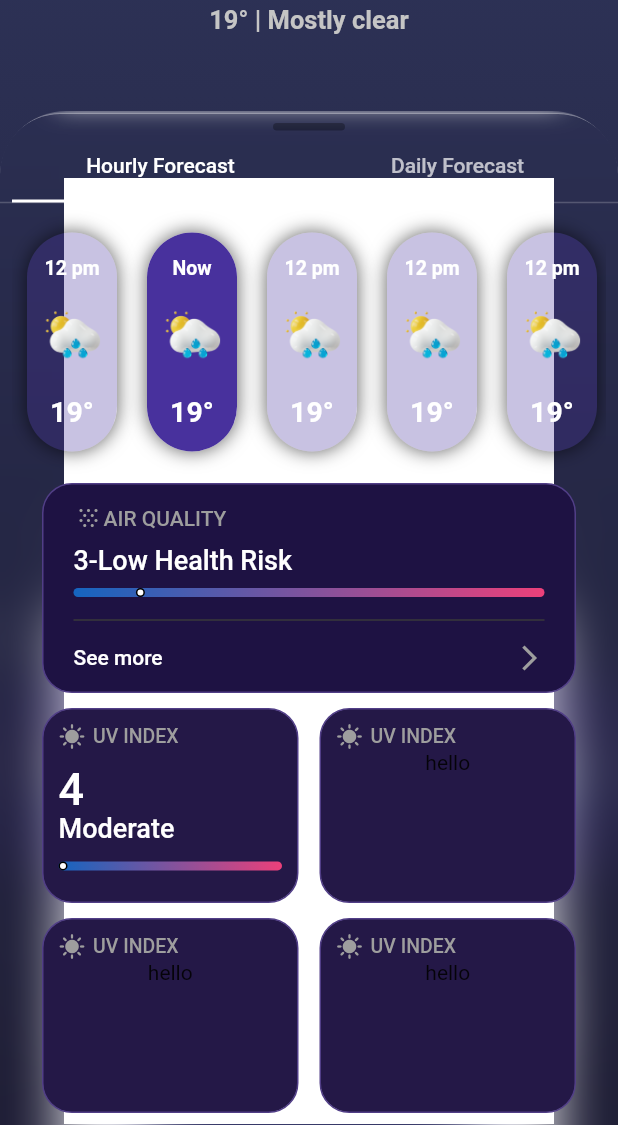
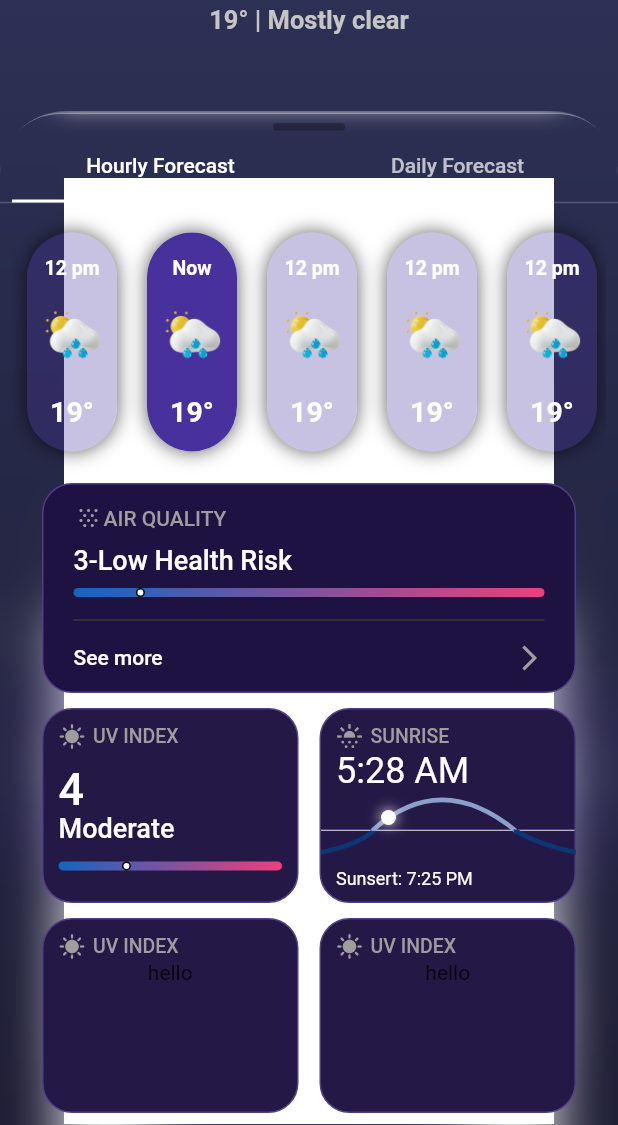
Before and after one commit to Sanjarbek17/weather_app, a Flutter app: the screen it shows after launch, item 2 of the bottom bar chosen, on a phone screen of 412 x 824 dp, the part 111-1236 px from its top. Run offline on Flutter 3.47's test engine with Material 2 defaults, Android fonts, the phone set to English and light mode, and no system bars; drawn by our look-alikes of blurrycontainer; our stand-ins replace flutter_svg.

Commit message:
sunrise custom paint

```diff
--- a/lib/screens/forecast_screen.dart
+++ b/lib/screens/forecast_screen.dart
@@ -1,12 +1,21 @@
 import 'package:blurrycontainer/blurrycontainer.dart';
 import 'package:flutter/material.dart';
+import 'package:weather_app/paints/sunny_painter.dart';
 
 import '../widgets/forecast_widget.dart';
 
-class ForecastPage extends StatelessWidget {
+class ForecastPage extends StatefulWidget {
   const ForecastPage({
     super.key,
   });
+
+  @override
+  State<ForecastPage> createState() => _ForecastPageState();
+}
+
+class _ForecastPageState extends State<ForecastPage> {
+  double width = 150;
+  double height = 40;
 
   @override
   Widget build(BuildContext context) {
@@ -62,6 +71,7 @@ class ForecastPage extends StatelessWidget {
                             ),
                           ),
                           Positioned(
+                            // TODO: chagne this to air quality index
                             left: 320 * 0.13,
                             child: Container(
                                 height: 6,
@@ -97,14 +107,8 @@ class ForecastPage extends StatelessWidget {
                           mainAxisAlignment: MainAxisAlignment.spaceEvenly,
                           crossAxisAlignment: CrossAxisAlignment.start,
                           children: [
-                            const Text(
-                              '4',
-                              style: TextStyle(color: Colors.white, fontSize: 30, fontWeight: FontWeight.w500, height: 0.9),
-                            ),
-                            const Text(
-                              'Moderate',
-                              style: TextStyle(color: Colors.white, fontSize: 18, fontWeight: FontWeight.w500, height: 0.01),
-                            ),
+                            const Text('4', style: TextStyle(color: Colors.white, fontSize: 30, fontWeight: FontWeight.w500, height: 0.9)),
+                            const Text('Moderate', style: TextStyle(color: Colors.white, fontSize: 18, fontWeight: FontWeight.w500, height: 0.01)),
                             Stack(children: [
                               Container(
                                 height: 6,
@@ -118,15 +122,9 @@ class ForecastPage extends StatelessWidget {
                                 ),
                               ),
                               Positioned(
-                                left: 141 * 0.0,
-                                child: Container(
-                                    height: 6,
-                                    width: 6,
-                                    decoration: BoxDecoration(
-                                      border: Border.all(color: Colors.black, width: 1),
-                                      color: Colors.white,
-                                      borderRadius: BorderRadius.circular(50),
-                                    )),
+                                // TODO: change this to uv index variebale
+                                left: 141 * 0.3,
+                                child: Container(height: 6, width: 6, decoration: BoxDecoration(border: Border.all(color: Colors.black, width: 1), color: Colors.white, borderRadius: BorderRadius.circular(50))),
                               )
                             ]),
                           ],
@@ -134,9 +132,38 @@ class ForecastPage extends StatelessWidget {
                       ),
                       customCards(
                         context,
-                        title: 'UV INDEX',
-                        icon: Icons.sunny,
-                        child: const Text('hello'),
+                        title: 'SUNRISE',
+                        icon: Icons.sunny_snowing,
+                        child: Column(
+                          crossAxisAlignment: CrossAxisAlignment.start,
+                          mainAxisAlignment: MainAxisAlignment.spaceBetween,
+                          children: [
+                            const Text('5:28 AM', style: TextStyle(color: Colors.white, fontSize: 24)),
+                            Expanded(
+                              child: CustomPaint(
+                                painter: SunnyPainter(),
+                                child: Stack(
+                                  children: [
+                                    Transform.translate(
+                                      offset: Offset(width * 0.2, height * 0.3),
+                                      child: Row(
+                                        children: [
+                                          Container(
+                                            width: 10,
+                                            height: 10,
+                                            decoration: BoxDecoration(borderRadius: BorderRadius.circular(50), color: Colors.white, boxShadow: const [BoxShadow(color: Colors.white, blurRadius: 7)]),
+                                          ),
+                                        ],
+                                      ),
+                                    ),
+                                  ],
+                                ),
+                              ),
+                            ),
+                            const Text('Sunsert: 7:25 PM', style: TextStyle(color: Colors.white, fontSize: 12)),
+                            const SizedBox(height: 3),
+                          ],
+                        ),
                       ),
                       // const SizedBox(width: 20),
                     ],
@@ -152,12 +179,7 @@ class ForecastPage extends StatelessWidget {
                         child: const Text('hello'),
                       ),
                       // const SizedBox(width: 20),
-                      customCards(
-                        context,
-                        title: 'UV INDEX',
-                        icon: Icons.sunny,
-                        child: const Text('hello'),
-                      ),
+                      customCards(context, title: 'UV INDEX', icon: Icons.sunny, child: const Text('hello')),
                     ],
                   ),
                 ],
```
Also changed, not shown: lib/paints/sunny_painter.dart (added, +53 -0 lines).
